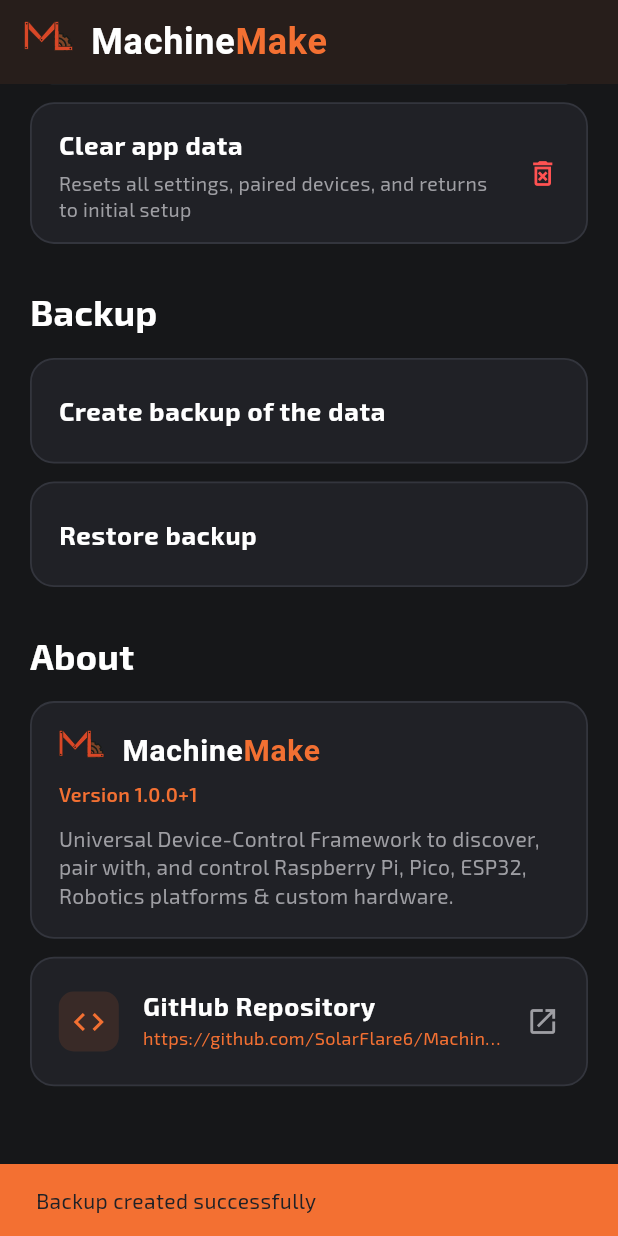
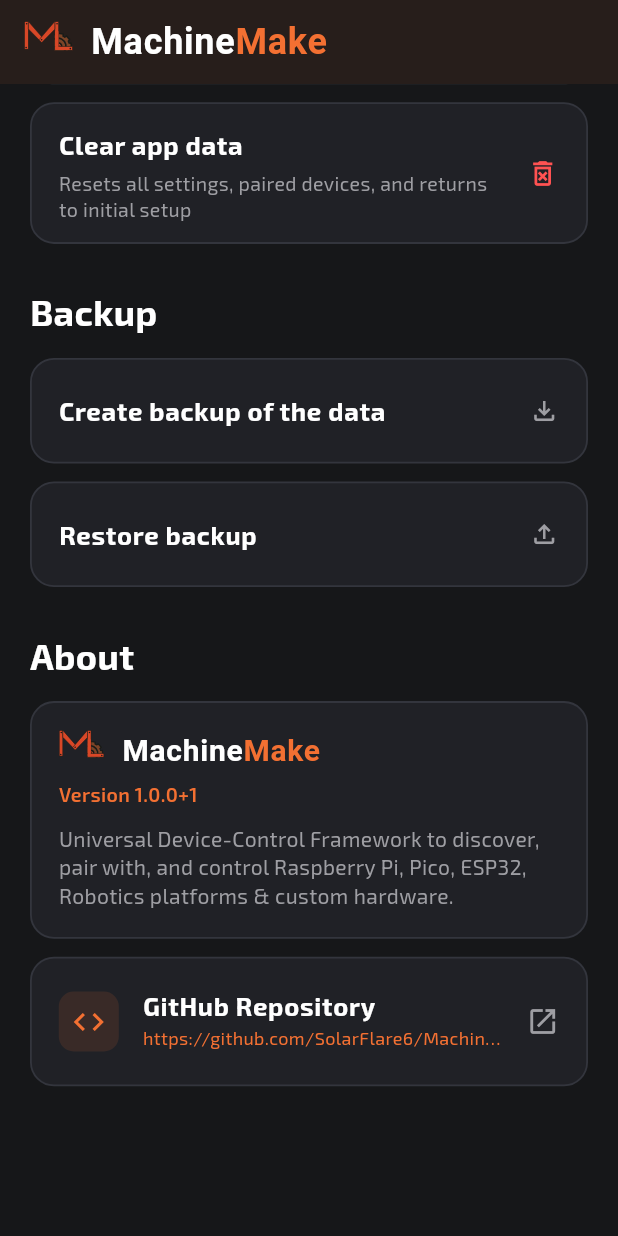
Before and after one commit to SolarFlare6/MachineMake, a Flutter app: the SettingsScreen screen opened directly, scrolled down 1090 dp, after a tap on "Create backup of the data", on a phone screen of 412 x 824 dp. Run offline on Flutter 3.47's test engine with Material 3 defaults, Android fonts, the phone set to English and light mode, and no system bars; our stand-ins replace file_picker, flutter_blue_plus, flutter_local_notifications, flutter_svg, google_fonts, multicast_dns and 4 more; missing offline and left inert: dartssh2, mobile_scanner, xterm; accounts and stored records are empty.

Commit message:
implemented backup functionality

```diff
--- a/lib/core/models/known_device.dart
+++ b/lib/core/models/known_device.dart
@@ -64,7 +64,7 @@
 
   factory KnownDevice.fromJson(Map<String, dynamic> json) {
     return KnownDevice(
-      deviceId: json['device_id'] as String? ?? '',
+      deviceId: (json['device_id'] ?? json['deviceId'] ?? json['id'] ?? '') as String,
       name: json['name'] as String? ?? '',
       type: json['type'] as String? ?? 'custom',
       psk: json['psk'] as String?,
--- a/lib/screens/settings_screen.dart
+++ b/lib/screens/settings_screen.dart
@@ -2,6 +2,7 @@
 import 'package:google_fonts/google_fonts.dart';
 import 'package:url_launcher/url_launcher.dart';
 import '../services/app_startup_service.dart';
+import '../services/backup_service.dart';
 import '../services/device_manager.dart';
 import '../services/notification_service.dart';
 import '../services/permission_service.dart';
@@ -228,6 +229,77 @@
         ],
       ),
     );
+  }
+
+  Future<void> _handleCreateBackup() async {
+    final result = await BackupService.instance.createBackup();
+    if (!mounted) return;
+
+    if (result.cancelled) {
+      return;
+    }
+
+    if (result.success) {
+      ScaffoldMessenger.of(context).showSnackBar(
+        SnackBar(
+          content: Text(
+            'Backup saved to ${result.fileName} (${result.deviceCount} devices backed up)',
+            style: GoogleFonts.exo2(color: Colors.white, fontWeight: FontWeight.bold),
+          ),
+          backgroundColor: Colors.greenAccent.shade700,
+          duration: const Duration(seconds: 4),
+          behavior: SnackBarBehavior.floating,
+        ),
+      );
+    } else {
+      ScaffoldMessenger.of(context).showSnackBar(
+        SnackBar(
+          content: Text(
+            'Backup failed: ${result.error ?? "Unknown error"}',
+            style: GoogleFonts.exo2(color: Colors.white),
+          ),
+          backgroundColor: Colors.redAccent,
+          duration: const Duration(seconds: 4),
+          behavior: SnackBarBehavior.floating,
+        ),
+      );
+    }
+  }
+
+  Future<void> _handleRestoreBackup() async {
+    final result = await BackupService.instance.restoreBackup();
+    if (!mounted) return;
+
+    if (result.cancelled) {
+      return;
+    }
+
+    if (result.success) {
+      if (mounted) setState(() {});
+      ScaffoldMessenger.of(context).showSnackBar(
+        SnackBar(
+          content: Text(
+            'Backup restored from ${result.fileName}! (${result.devicesRestored} devices restored)',
+            style: GoogleFonts.exo2(color: Colors.white, fontWeight: FontWeight.bold),
+          ),
+          backgroundColor: Colors.greenAccent.shade700,
+          duration: const Duration(seconds: 4),
+          behavior: SnackBarBehavior.floating,
+        ),
+      );
+    } else {
+      ScaffoldMessenger.of(context).showSnackBar(
+        SnackBar(
+          content: Text(
+            'Restore failed: ${result.error ?? "Unknown error"}',
+            style: GoogleFonts.exo2(color: Colors.white),
+          ),
+          backgroundColor: Colors.redAccent,
+          duration: const Duration(seconds: 4),
+          behavior: SnackBarBehavior.floating,
+        ),
+      );
+    }
   }
 
   @override
@@ -465,29 +537,15 @@
 
             _buildSettingCard(
               title: 'Create backup of the data',
-              trailing: const SizedBox.shrink(),
-              onTap: () {
-                ScaffoldMessenger.of(context).showSnackBar(
-                  SnackBar(
-                    content: const Text('Backup created successfully'),
-                    backgroundColor: AppTheme.primaryOrange,
-                  ),
-                );
-              },
+              trailing: const Icon(Icons.file_download_outlined, color: AppTheme.textMuted, size: 20),
+              onTap: _handleCreateBackup,
             ),
             const SizedBox(height: 12),
 
             _buildSettingCard(
               title: 'Restore backup',
-              trailing: const SizedBox.shrink(),
-              onTap: () {
-                ScaffoldMessenger.of(context).showSnackBar(
-                  SnackBar(
-                    content: const Text('Backup restored'),
-                    backgroundColor: AppTheme.primaryOrange,
-                  ),
-                );
-              },
+              trailing: const Icon(Icons.file_upload_outlined, color: AppTheme.textMuted, size: 20),
+              onTap: _handleRestoreBackup,
             ),
 
             // About Section
--- /dev/null
+++ b/lib/services/backup_service.dart
@@ -0,0 +1,279 @@
+import 'dart:convert';
+import 'dart:io';
+import 'package:file_picker/file_picker.dart';
+import 'package:flutter/foundation.dart';
+import 'package:flutter/material.dart';
+import 'package:shared_preferences/shared_preferences.dart';
+
+import '../core/models/known_device.dart';
+import '../theme/app_theme.dart';
+import 'app_startup_service.dart';
+import 'device_manager.dart';
+import 'device_registry.dart';
+
+class BackupResult {
+  final bool success;
+  final bool cancelled;
+  final String? filePath;
+  final String? fileName;
+  final int deviceCount;
+  final String? error;
+
+  const BackupResult({
+    required this.success,
+    this.cancelled = false,
+    this.filePath,
+    this.fileName,
+    this.deviceCount = 0,
+    this.error,
+  });
+}
+
+class RestoreResult {
+  final bool success;
+  final bool cancelled;
+  final String? fileName;
+  final int devicesRestored;
+  final String? error;
+
+  const RestoreResult({
+    required this.success,
+    this.cancelled = false,
+    this.fileName,
+    this.devicesRestored = 0,
+    this.error,
+  });
+}
+
+/// Service to handle exporting and importing full MachineMake configuration
+/// and device registry backups (MM_backup.json).
+class BackupService {
+  static final BackupService instance = BackupService._();
+  factory BackupService() => instance;
+  BackupService._();
+
+  static const String defaultFileName = 'MM_backup.json';
+
+  /// Prompts the user to pick a location and saves MM_backup.json containing
+  /// all known devices, SharedPreferences configurations, and accent color.
+  Future<BackupResult> createBackup() async {
+    try {
+      final prefs = await SharedPreferences.getInstance();
+      final registry = DeviceRegistry();
+      if (!registry.isLoaded) {
+        await registry.load();
+      }
+
+      // 1. Gather all SharedPreferences entries
+      final allPrefKeys = prefs.getKeys();
+      final prefsMap = <String, dynamic>{};
+      for (final key in allPrefKeys) {
+        prefsMap[key] = prefs.get(key);
+      }
+
+      // 2. Construct backup payload
+      final backupPayload = generateBackupPayload(
+        prefsMap: prefsMap,
+        devices: registry.devices,
+        accentColor: AppTheme.currentAccentColor,
+      );
+
+      final jsonString = const JsonEncoder.withIndent('  ').convert(backupPayload);
+      final bytes = Uint8List.fromList(utf8.encode(jsonString));
+
+      // 3. Prompt user to choose location using system file picker
+      final selectedPath = await FilePicker.saveFile(
+        dialogTitle: 'Save MachineMake Backup',
+        fileName: defaultFileName,
+        type: FileType.custom,
+        allowedExtensions: ['json'],
+        bytes: bytes,
+      );
+
+      if (selectedPath == null) {
+        return const BackupResult(success: false, cancelled: true);
+      }
+
+      // 4. Ensure file is written on desktop/file systems where bytes are not auto-written
+      if (!kIsWeb) {
+        try {
+          final file = File(selectedPath);
+          if (!await file.exists() || (await file.length()) == 0) {
+            await file.writeAsString(jsonString);
+          }
+        } catch (_) {
+          // On mobile platforms with SAF, writing directly may throw if selectedPath
+          // is a content URI, but bytes were already handed to FilePicker.saveFile.
+        }
+      }
+
+      final fileName = selectedPath.split(RegExp(r'[\\/]')).last;
+
+      return BackupResult(
+        success: true,
+        filePath: selectedPath,
+        fileName: fileName.isNotEmpty ? fileName : defaultFileName,
+        deviceCount: registry.devices.length,
+      );
+    } catch (e) {
+      debugPrint('[BackupService] Error creating backup: $e');
+      return BackupResult(success: false, error: e.toString());
+    }
+  }
+
+  /// Generates the raw backup JSON map from data.
+  Map<String, dynamic> generateBackupPayload({
+    required Map<String, dynamic> prefsMap,
+    required List<KnownDevice> devices,
+    required Color accentColor,
+  }) {
+    return <String, dynamic>{
+      'app_name': 'MachineMake',
+      'backup_version': 1,
+      'created_at': DateTime.now().toUtc().toIso8601String(),
+      'accent_color': accentColor.toARGB32(),
+      'known_devices': devices.map((d) => d.toJson()).toList(),
+      'preferences': prefsMap,
+    };
+  }
+
+  /// Restores settings, device registry, and accent color from a backup payload.
+  Future<int> applyBackupPayload(
+    Map<String, dynamic> backupData, {
+    required SharedPreferences prefs,
+    required DeviceRegistry registry,
+  }) async {
+    // 1. Restore SharedPreferences entries
+    if (backupData['preferences'] is Map) {
+      final prefsMap = Map<String, dynamic>.from(backupData['preferences'] as Map);
+      for (final entry in prefsMap.entries) {
+        final val = entry.value;
+        if (val is bool) {
+          await prefs.setBool(entry.key, val);
+        } else if (val is int) {
+          await prefs.setInt(entry.key, val);
+        } else if (val is double) {
+          await prefs.setDouble(entry.key, val);
+        } else if (val is String) {
+          await prefs.setString(entry.key, val);
+        } else if (val is List) {
+          await prefs.setStringList(
+            entry.key,
+            val.map((e) => e.toString()).toList(),
+          );
+        }
+      }
+    }
+
+    // 2. Restore Known Devices in DeviceRegistry
+    int devicesRestoredCount = 0;
+    if (backupData['known_devices'] is List) {
+      final rawDevices = backupData['known_devices'] as List;
+      for (final item in rawDevices) {
+        if (item is Map) {
+          try {
+            final dev = KnownDevice.fromJson(Map<String, dynamic>.from(item));
+            await registry.addOrUpdate(dev);
+            devicesRestoredCount++;
+          } catch (_) {}
+        }
+      }
+      await registry.save();
+    }
+
+    // 3. Restore Accent Color if present
+    final accentVal = backupData['accent_color'] ?? backupData['preferences']?['app_accent_color'];
+    if (accentVal is int) {
+      await AppTheme.setAccentColor(Color(accentVal));
+    }
+
+    // 4. Reload DeviceManager and state
+    final clientId = prefs.getString('udcf_client_id') ?? DeviceManager().clientId;
+    await DeviceManager().reloadFromStartup(clientId: clientId);
+    await AppStartupService.run();
+
+    return devicesRestoredCount;
+  }
+
+  /// Prompts the user to pick a backup file (MM_backup.json), validates it,
+  /// and restores all settings, accent color, and device registry entries.
+  Future<RestoreResult> restoreBackup() async {
+    try {
+      final pickerResult = await FilePicker.pickFiles(
+        dialogTitle: 'Select MachineMake Backup File ($defaultFileName)',
+        type: FileType.custom,
+        allowedExtensions: ['json'],
+        withData: true,
+      );
+
+      if (pickerResult == null || pickerResult.files.isEmpty) {
+        return const RestoreResult(success: false, cancelled: true);
+      }
+
+      final file = pickerResult.files.first;
+      String jsonContent;
+
+      if (file.bytes != null && file.bytes!.isNotEmpty) {
+        jsonContent = utf8.decode(file.bytes!);
+      } else if (file.path != null) {
+        jsonContent = await File(file.path!).readAsString();
+      } else {
+        return const RestoreResult(
+          success: false,
+          error: 'Unable to read contents of selected backup file.',
+        );
+      }
+
+      // 1. Parse and validate JSON
+      dynamic decoded;
+      try {
+        decoded = jsonDecode(jsonContent);
+      } catch (_) {
+        return const RestoreResult(
+          success: false,
+          error: 'The selected file is not a valid JSON document.',
+        );
+      }
+
+      if (decoded is! Map) {
+        return const RestoreResult(
+          success: false,
+          error: 'Invalid backup format: root element must be a JSON object.',
+        );
+      }
+
+      final backupData = Map<String, dynamic>.from(decoded);
+      final hasVersion = backupData.containsKey('backup_version');
+      final hasDevices = backupData.containsKey('known_devices');
+      final hasPrefs = backupData.containsKey('preferences');
+
+      if (!hasVersion && !hasDevices && !hasPrefs) {
+        return const RestoreResult(
+          success: false,
+          error: 'The selected file does not appear to be a MachineMake backup.',
+        );
+      }
+
+      final prefs = await SharedPreferences.getInstance();
+      final registry = DeviceRegistry();
+      if (!registry.isLoaded) {
+        await registry.load();
+      }
+
+      final devicesRestoredCount = await applyBackupPayload(
+        backupData,
+        prefs: prefs,
+        registry: registry,
+      );
+
+      return RestoreResult(
+        success: true,
+        fileName: file.name,
+        devicesRestored: devicesRestoredCount,
+      );
+    } catch (e) {
+      debugPrint('[BackupService] Error restoring backup: $e');
+      return RestoreResult(success: false, error: e.toString());
+    }
+  }
+}
--- a/pubspec.yaml
+++ b/pubspec.yaml
@@ -52,6 +52,7 @@
   xterm: ^4.0.0
   crypto: ^3.0.7
   flutter_local_notifications: ^20.1.0
+  file_picker: ^11.0.3
 
 dev_dependencies:
   flutter_test:
```
Also changed, not shown: lib/services/device_manager.dart (+8 -0 lines), pubspec.lock, 1 other file.
